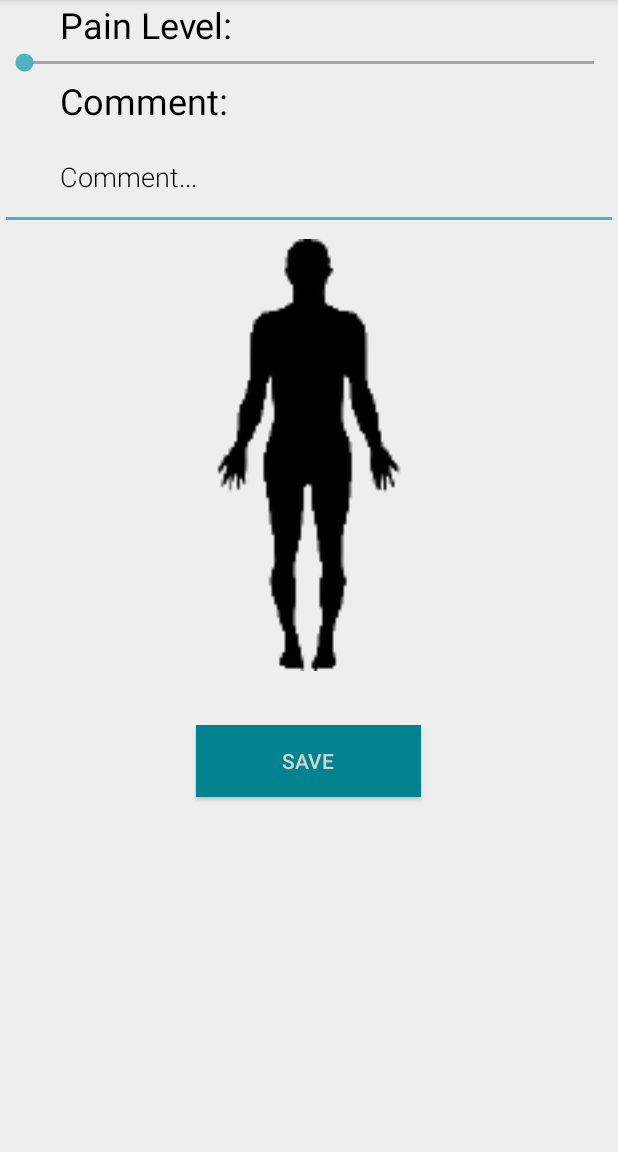
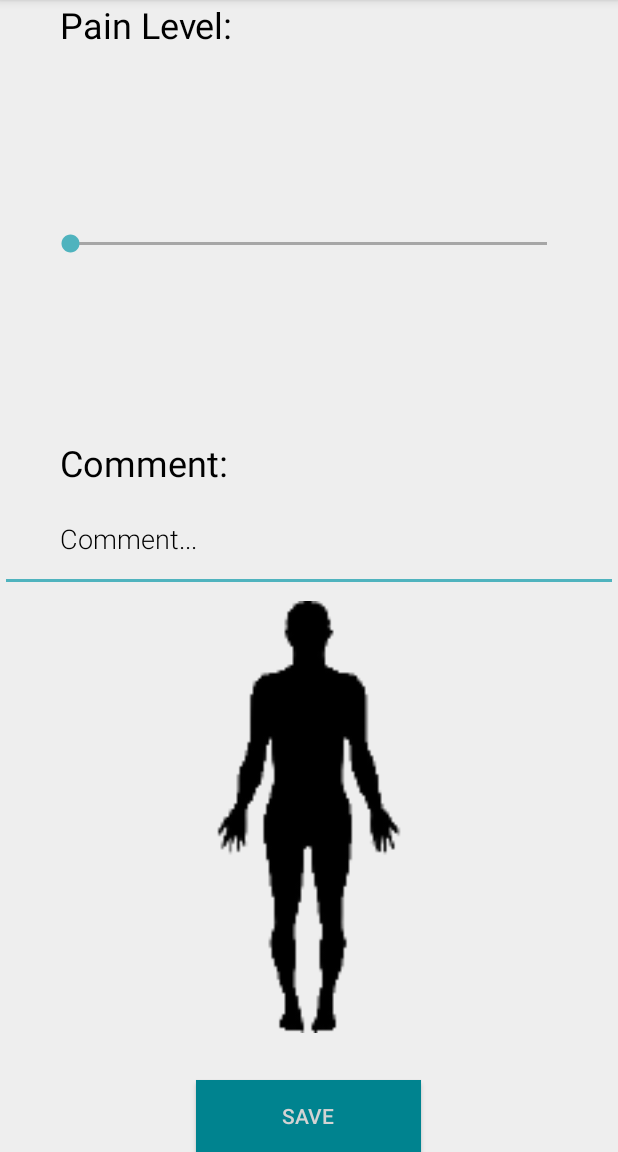
Before and after one commit to Daanikus/PainTracker, an Android app: the NewPainActivity screen opened directly, with no data from a screen before it, on a phone screen of 412 x 824 dp, the part 84-1236 px from its top. Run offline under Robolectric (Android 15) with nearby library versions, the phone set to English and light mode, and no system bars.

Commit message:
Improved NewPain layout

```diff
--- a/mobile/src/main/res/layout/activity_new_pain.xml
+++ b/mobile/src/main/res/layout/activity_new_pain.xml
@@ -34,11 +34,11 @@
 
     <SeekBar
         android:id="@+id/pain_seekbar"
-        android:layout_width="match_parent"
+        android:layout_width="350dp"
         android:scrollbarSize="@dimen/small_padding"
         android:layout_height="wrap_content"
+        android:layout_gravity="center"
         android:max="10"
-        android:paddingHorizontal="40dp"
         android:progressBackgroundTint="@color/black"
         />
 
@@ -70,7 +70,7 @@
         android:src="@mipmap/human_no_bg"/>
 
     <Space
-        android:layout_height="30dp"/>
+        android:layout_height="25dp"/>
     <Button
         android:id="@+id/button_save"
         android:layout_width="150dp"
```
